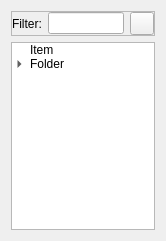
This is src/partlist.ui in eigenbom/MQ-Sprite as Qt 5 draws it before an edit. The edited form follows.
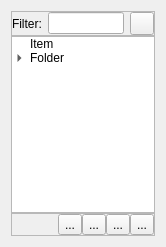
This is the edited form. Icons and pictures are not drawn. Custom widgets are drawn as their Qt base class.

What changed in the file:
```diff
--- a/src/partlist.ui
+++ b/src/partlist.ui
@@ -7,7 +7,7 @@
     <x>0</x>
     <y>0</y>
     <width>166</width>
-    <height>241</height>
+    <height>247</height>
    </rect>
   </property>
   <property name="sizePolicy">
@@ -26,6 +26,9 @@
    <string>Form</string>
   </property>
   <layout class="QVBoxLayout" name="verticalLayout">
+   <property name="spacing">
+    <number>0</number>
+   </property>
    <item>
     <widget class="QFrame" name="frame">
      <property name="frameShape">
@@ -186,6 +189,90 @@
      </item>
     </widget>
    </item>
+   <item>
+    <widget class="QFrame" name="frame_2">
+     <property name="frameShape">
+      <enum>QFrame::StyledPanel</enum>
+     </property>
+     <property name="frameShadow">
+      <enum>QFrame::Raised</enum>
+     </property>
+     <layout class="QHBoxLayout" name="horizontalLayout_2">
+      <property name="spacing">
+       <number>0</number>
+      </property>
+      <property name="leftMargin">
+       <number>0</number>
+      </property>
+      <property name="topMargin">
+       <number>0</number>
+      </property>
+      <property name="rightMargin">
+       <number>0</number>
+      </property>
+      <property name="bottomMargin">
+       <number>0</number>
+      </property>
+      <item>
+       <spacer name="horizontalSpacer">
+        <property name="orientation">
+         <enum>Qt::Horizontal</enum>
+        </property>
+        <property name="sizeHint" stdset="0">
+         <size>
+          <width>40</width>
+          <height>20</height>
+         </size>
+        </property>
+       </spacer>
+      </item>
+      <item>
+       <widget class="QToolButton" name="toolButtonNewSprite">
+        <property name="text">
+         <string>...</string>
+        </property>
+        <property name="icon">
+         <iconset resource="../icons.qrc">
+          <normaloff>:/icon/icons/gentleface/picture_icon&amp;16.png</normaloff>:/icon/icons/gentleface/picture_icon&amp;16.png</iconset>
+        </property>
+       </widget>
+      </item>
+      <item>
+       <widget class="QToolButton" name="toolButtonNewFolder">
+        <property name="text">
+         <string>...</string>
+        </property>
+        <property name="icon">
+         <iconset resource="../icons.qrc">
+          <normaloff>:/icon/icons/gentleface/folder_icon&amp;16.png</normaloff>:/icon/icons/gentleface/folder_icon&amp;16.png</iconset>
+        </property>
+       </widget>
+      </item>
+      <item>
+       <widget class="QToolButton" name="toolButtonDuplicateAsset">
+        <property name="text">
+         <string>...</string>
+        </property>
+        <property name="icon">
+         <iconset resource="../icons.qrc">
+          <normaloff>:/icon/icons/duplicate_16.png</normaloff>:/icon/icons/duplicate_16.png</iconset>
+        </property>
+       </widget>
+      </item>
+      <item>
+       <widget class="QToolButton" name="toolButtonDeleteAsset">
+        <property name="text">
+         <string>...</string>
+        </property>
+        <property name="icon">
+         <iconset resource="../icons.qrc">
+          <normaloff>:/icon/icons/gentleface/trash_icon&amp;16.png</normaloff>:/icon/icons/gentleface/trash_icon&amp;16.png</iconset>
+        </property>
+       </widget>
+      </item>
+     </layout>
+    </widget>
+   </item>
   </layout>
  </widget>
  <customwidgets>
```
